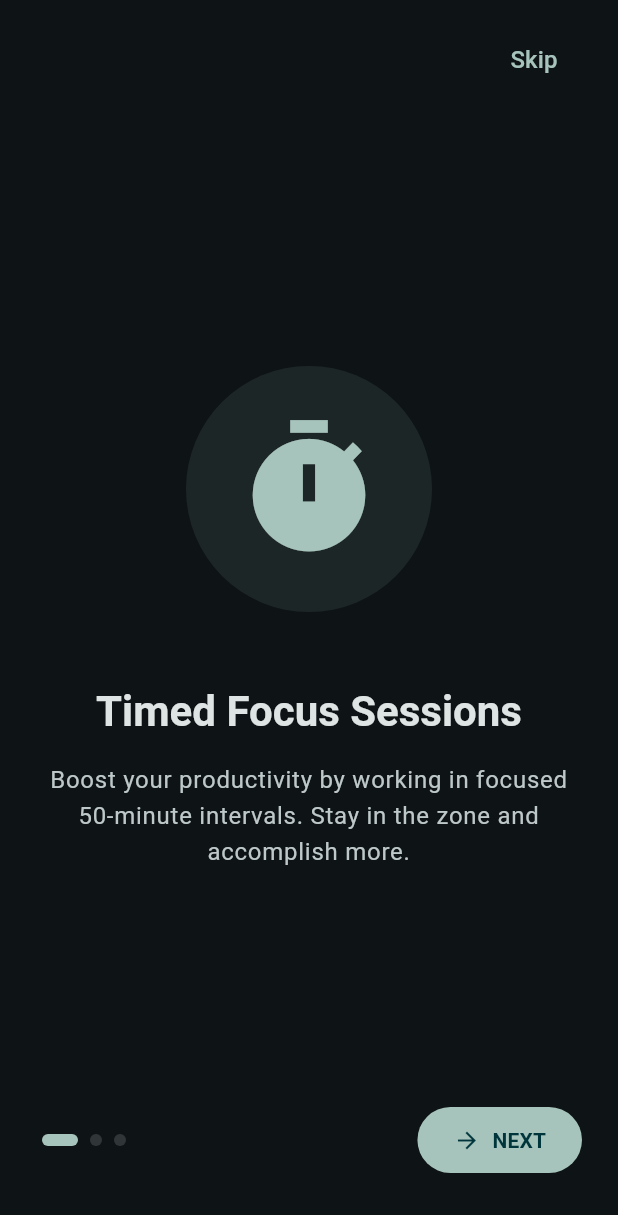
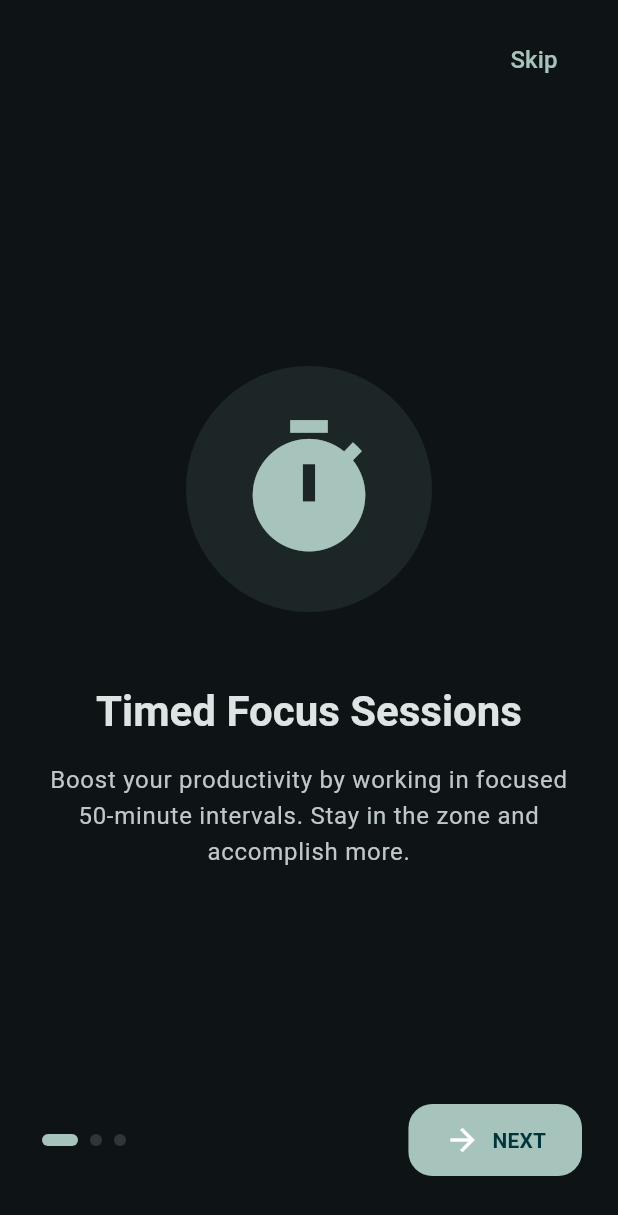
Before and after one commit to Pramodpal333/breakly, a Flutter app: the screen it shows after launch, on a phone screen of 412 x 824 dp. Shown: the top 1215 px of the screen. Run offline on Flutter 3.47's test engine with Material 3 defaults, Android fonts, the phone set to English and light mode, and no system bars; our stand-ins replace audioplayers, equatable, flutter_bloc, flutter_card_swiper, gap, get_it and 3 more.

Commit message:
refactor: Introduce `smooth_corner` package and replace various UI containers and buttons with custom `SmoothContainer` and `SmoothButton` widgets.

```diff
--- /dev/null
+++ b/lib/core/widgets/smooth_container.dart
@@ -0,0 +1,119 @@
+import 'package:flutter/material.dart';
+import 'package:smooth_corner/smooth_corner.dart';
+
+class SmoothContainer extends StatelessWidget {
+  final Widget? child;
+  final double? width;
+  final double? height;
+  final EdgeInsetsGeometry? padding;
+  final EdgeInsetsGeometry? margin;
+  final Color? color;
+  final BorderRadiusGeometry borderRadius;
+  final double smoothness;
+  final BorderSide side;
+  final List<BoxShadow>? shadows;
+  final AlignmentGeometry? alignment;
+
+  const SmoothContainer({
+    super.key,
+    this.child,
+    this.width,
+    this.height,
+    this.padding,
+    this.margin,
+    this.color,
+    this.borderRadius = const BorderRadius.all(Radius.circular(16.0)),
+    this.smoothness = 1.0,
+    this.side = BorderSide.none,
+    this.shadows,
+    this.alignment,
+  });
+
+  @override
+  Widget build(BuildContext context) {
+    return Container(
+      width: width,
+      height: height,
+      padding: padding,
+      margin: margin,
+      alignment: alignment,
+      decoration: ShapeDecoration(
+        color: color,
+        shadows: shadows,
+        shape: SmoothRectangleBorder(
+          borderRadius: borderRadius,
+          smoothness: smoothness,
+          side: side,
+        ),
+      ),
+      child: child,
+    );
+  }
+}
+
+/// Helper to get a ShapeBorder for buttons/FABs
+ShapeBorder smoothShape({
+  BorderRadiusGeometry borderRadius = const BorderRadius.all(
+    Radius.circular(16.0),
+  ),
+  double smoothness = 1.0,
+  BorderSide side = BorderSide.none,
+}) {
+  return SmoothRectangleBorder(
+    borderRadius: borderRadius,
+    smoothness: smoothness,
+    side: side,
+  );
+}
+
+class SmoothButton extends StatelessWidget {
+  final VoidCallback? onPressed;
+  final Widget child;
+  final Color? backgroundColor;
+  final Color? foregroundColor;
+  final EdgeInsetsGeometry? padding;
+  final double? elevation;
+  final BorderRadiusGeometry borderRadius;
+
+  const SmoothButton({
+    super.key,
+    required this.onPressed,
+    required this.child,
+    this.backgroundColor,
+    this.foregroundColor,
+    this.padding,
+    this.elevation,
+    this.borderRadius = const BorderRadius.all(Radius.circular(16.0)),
+  });
+
+  @override
+  Widget build(BuildContext context) {
+    final theme = Theme.of(context);
+    final bg = backgroundColor ?? theme.colorScheme.primary;
+    final fg = foregroundColor ?? theme.colorScheme.onPrimary;
+
+    return Material(
+      color: bg,
+      elevation: elevation ?? 0,
+      shape: SmoothRectangleBorder(borderRadius: borderRadius, smoothness: 1),
+      child: InkWell(
+        onTap: onPressed,
+        customBorder: SmoothRectangleBorder(
+          borderRadius: borderRadius,
+          smoothness: 1,
+        ),
+        child: Padding(
+          padding:
+              padding ??
+              const EdgeInsets.symmetric(horizontal: 24, vertical: 12),
+          child: DefaultTextStyle(
+            style:
+                theme.textTheme.labelLarge?.copyWith(color: fg) ??
+                TextStyle(color: fg),
+            child: child,
+          ),
+        ),
+      ),
+    );
+  }
+}
--- a/lib/features/home/widgets/control_buttons.dart
+++ b/lib/features/home/widgets/control_buttons.dart
@@ -1,4 +1,5 @@
 import 'package:flutter/material.dart';
+import '../../../../core/widgets/smooth_container.dart';
 
 class ControlButtons extends StatelessWidget {
   final bool isRunning;
@@ -33,6 +34,7 @@ class ControlButtons extends StatelessWidget {
               backgroundColor: theme.colorScheme.surfaceContainerHighest,
               foregroundColor: theme.colorScheme.onSurface,
               onPressed: onReset,
+              shape: smoothShape(borderRadius: BorderRadius.circular(16)),
               child: const Icon(Icons.stop),
             ),
           ),
@@ -47,6 +49,7 @@ class ControlButtons extends StatelessWidget {
             backgroundColor: primaryColor,
             foregroundColor: theme.colorScheme.onPrimary,
             onPressed: onPlayPause,
+            shape: smoothShape(borderRadius: BorderRadius.circular(30)),
             child: Icon(isRunning ? Icons.pause : Icons.play_arrow, size: 36),
           ),
         ),
--- a/lib/features/onboarding/screens/onboarding_screen.dart
+++ b/lib/features/onboarding/screens/onboarding_screen.dart
@@ -1,5 +1,6 @@
 import 'package:flutter/material.dart';
 
+import '../../../../core/widgets/smooth_container.dart';
 import 'preference_screen.dart';
 import '../widgets/onboarding_page_content.dart';
 
@@ -118,11 +119,10 @@ class _OnboardingScreenState extends State<OnboardingScreen> {
                   Row(
                     children: List.generate(
                       _numPages,
-                      (index) => Container(
+                      (index) => SmoothContainer(
                         margin: const EdgeInsets.symmetric(horizontal: 4),
                         width: index == _currentPage ? 24 : 8,
                         height: 8,
-                        decoration: BoxDecoration(
                         color: index == _currentPage
                             ? theme.colorScheme.primary
                             : theme.colorScheme.surfaceContainerHighest,
@@ -130,25 +130,31 @@ class _OnboardingScreenState extends State<OnboardingScreen> {
                       ),
                     ),
                   ),
-                  ),
 
                   // Next / Get Started Button
-                  FilledButton.icon(
+                  SmoothButton(
                     onPressed: _onNext,
-                    style: FilledButton.styleFrom(
                     padding: const EdgeInsets.symmetric(
                       horizontal: 24,
                       vertical: 12,
                     ),
-                    ),
-                    icon: Icon(
+                    borderRadius: BorderRadius.circular(16),
+                    child: Row(
+                      mainAxisSize: MainAxisSize.min,
+                      children: [
+                        Icon(
                           _currentPage == _numPages - 1
                               ? Icons.check
                               : Icons.arrow_forward,
                         ),
-                    label: Text(
-                      _currentPage == _numPages - 1 ? "GET STARTED" : "NEXT",
+                        const SizedBox(width: 8),
+                        Text(
+                          _currentPage == _numPages - 1
+                              ? "GET STARTED"
+                              : "NEXT",
                           style: const TextStyle(fontWeight: FontWeight.bold),
+                        ),
+                      ],
                     ),
                   ),
                 ],
--- a/pubspec.yaml
+++ b/pubspec.yaml
@@ -42,6 +42,7 @@ dependencies:
   shared_preferences: ^2.5.4
   gap: ^3.0.1
   vibration: ^3.1.4
+  smooth_corner: ^1.1.1
 
 dev_dependencies:
   flutter_test:
```
Also changed, not shown: lib/features/home/widgets/activity_card.dart (+3 -4 lines), lib/features/home/widgets/exercise_swiper.dart (+14 -12 lines), lib/features/home/widgets/settings_bottom_sheet.dart (+9 -14 lines), lib/features/onboarding/screens/preference_screen.dart (+10 -10 lines), pubspec.lock. Lines whose indentation alone changed are shown as unchanged.
